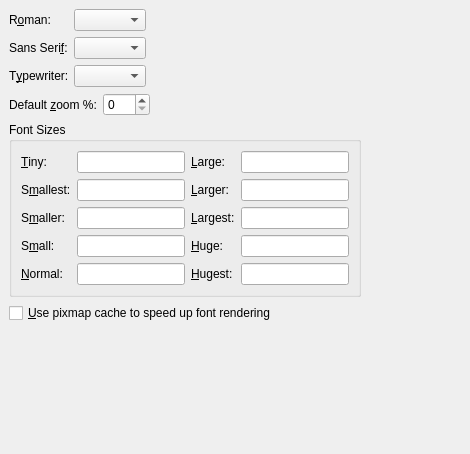
Qt form src/frontends/qt4/ui/PrefScreenFontsUi.ui (cburschka/lyx) before a commit.
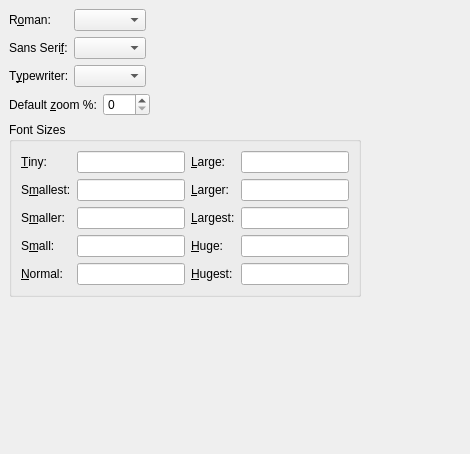
The same form after that commit. Custom widgets are drawn as their Qt base class.

Commit message:
Remove support for pixmap cache
This code has issues and there is no evidence that it improves performance.

Remove LyXRC variable \use_pixmap_cache and update rc format to 29.

Now the global pixmap cache is only used by GuiCompleter. Therefore
there is no need to reset it when fonts change.

```diff
--- a/src/frontends/qt4/ui/PrefScreenFontsUi.ui
+++ b/src/frontends/qt4/ui/PrefScreenFontsUi.ui
@@ -407,16 +407,6 @@
      </property>
     </spacer>
    </item>
-   <item row="3" column="0">
-    <widget class="QCheckBox" name="pixmapCacheCB">
-     <property name="toolTip">
-      <string>Checking this improves performance, but might decrease the on-screen quality of fonts</string>
-     </property>
-     <property name="text">
-      <string>&amp;Use pixmap cache to speed up font rendering</string>
-     </property>
-    </widget>
-   </item>
    <item row="4" column="0">
     <spacer>
      <property name="orientation">
```
The commit also changes 10 other files.
